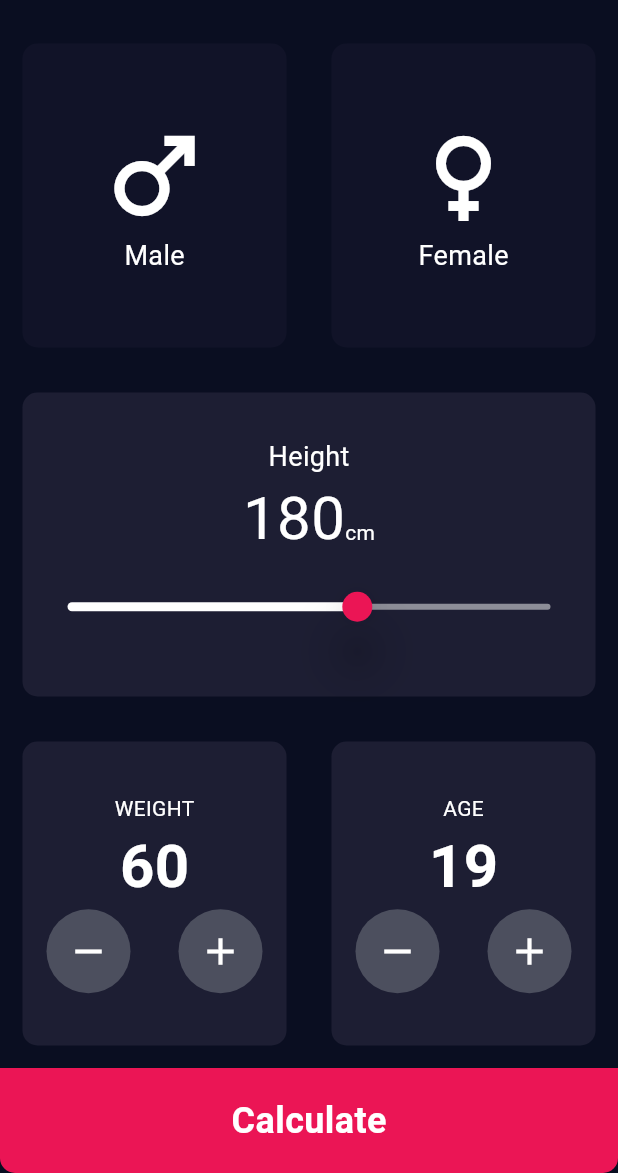
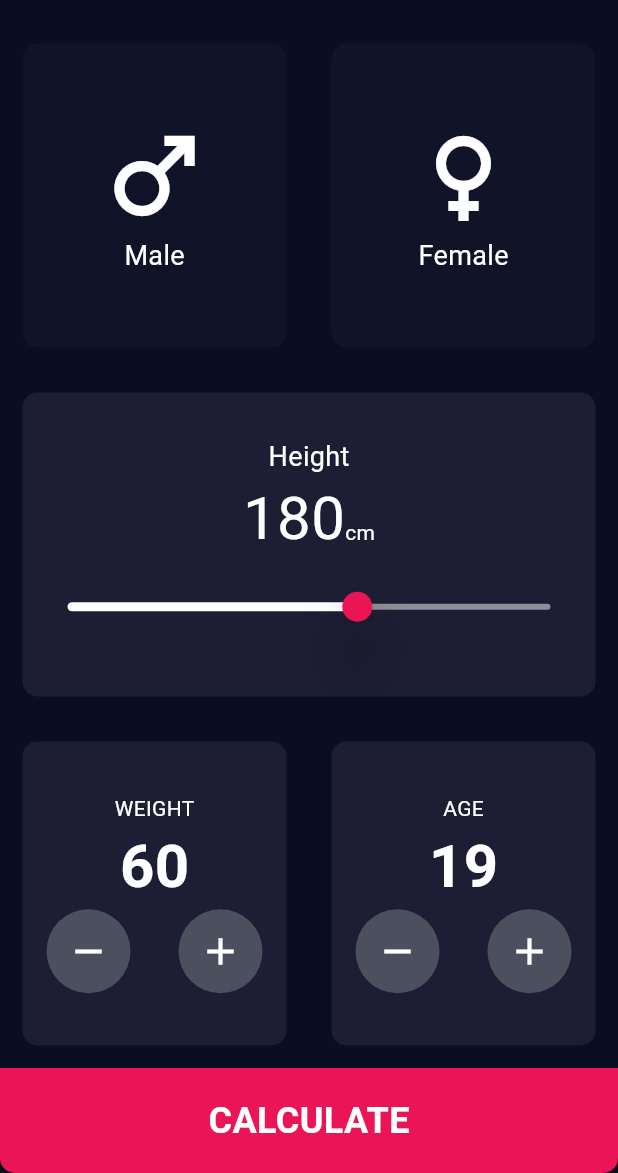
Before and after one commit to Gul-Is-Here/BMI-Calculator, a Flutter app: the screen it shows after launch, on a phone screen of 412 x 824 dp, the part 63-1236 px from its top. Run offline on Flutter 3.47's test engine with Material 3 defaults, Android fonts, the phone set to English and light mode, and no system bars.

Commit message:
'BMI CALCULATOR PROJECT IS COMPLETE'

```diff
--- /dev/null
+++ b/lib/components/bottom_button_widget.dart
@@ -0,0 +1,37 @@
+import 'package:bmi_calculator/constants/constant.dart';
+import 'package:flutter/material.dart';
+
+class BottomButtonWidget extends StatefulWidget {
+  const BottomButtonWidget(
+      {super.key, required this.onTap, required this.title});
+  final void Function() onTap;
+  final String title;
+
+  @override
+  State<BottomButtonWidget> createState() => _BottomButtonWidget();
+}
+
+class _BottomButtonWidget extends State<BottomButtonWidget> {
+  @override
+  Widget build(BuildContext context) {
+    return GestureDetector(
+      onTap: widget.onTap,
+      child: Container(
+        alignment: Alignment.center,
+        width: double.infinity,
+        height: kBottomContainerHeight,
+        decoration: const BoxDecoration(
+          borderRadius: BorderRadius.only(
+            bottomLeft: Radius.circular(10),
+            bottomRight: Radius.circular(10),
+          ),
+          color: kBottomContainerColor,
+        ),
+        child: Text(
+          widget.title,
+          style: const TextStyle(fontSize: 24, fontWeight: FontWeight.bold),
+        ),
+      ),
+    );
+  }
+}
--- a/lib/screens/home_screen.dart
+++ b/lib/screens/home_screen.dart
@@ -1,9 +1,10 @@
+import 'package:bmi_calculator/calculator_brain.dart';
 import 'package:bmi_calculator/screens/result_screen.dart';
-import 'package:bmi_calculator/widget/bottom_container_widget.dart';
-import 'package:bmi_calculator/widget/bottom_button_widget.dart';
+import 'package:bmi_calculator/components/bottom_container_widget.dart';
+import 'package:bmi_calculator/components/bottom_button_widget.dart';
 import 'package:bmi_calculator/constants/constant.dart';
-import 'package:bmi_calculator/widget/container_widget.dart';
-import 'package:bmi_calculator/widget/resuableslider_widget.dart';
+import 'package:bmi_calculator/components/container_widget.dart';
+import 'package:bmi_calculator/components/resuableslider_widget.dart';
 import 'package:flutter/material.dart';
 
 enum Gender { male, female }
@@ -18,17 +19,17 @@ class InputPage extends StatefulWidget {
 class _InputPageState extends State<InputPage> {
   Gender? selectedGender;
   int height = 180;
-  int wight = 60;
+  int weight = 60;
   int age = 19;
-  void increaseWight() {
+  void increaseweight() {
     setState(() {
-      wight = wight + 1;
+      weight = weight + 1;
     });
   }
 
-  void reduceWight() {
+  void reduceweight() {
     setState(() {
-      wight = wight - 1;
+      weight = weight - 1;
     });
   }
 
@@ -94,11 +95,11 @@ class _InputPageState extends State<InputPage> {
               child: Row(
                 children: [
                   BottomContainerWidget(
-                    number: wight,
+                    number: weight,
                     text: 'WEIGHT',
-                    onTap2: reduceWight,
+                    onTap2: reduceweight,
                     rIcon: Icons.remove,
-                    onTap: increaseWight,
+                    onTap: increaseweight,
                     pIcon: Icons.add,
                   ),
                   BottomContainerWidget(
@@ -112,33 +113,24 @@ class _InputPageState extends State<InputPage> {
                 ],
               ),
             ),
-            GestureDetector(
+            BottomButtonWidget(
                 onTap: () {
+                  CalculatorBrain myBrainCalculator =
+                      CalculatorBrain(height: height, weight: weight);
+
                   Navigator.of(context).push(
                     MaterialPageRoute(
                       builder: (context) {
-                      return ResultScreen();
+                        return ResultScreen(
+                          bmiResult: myBrainCalculator.calculateBMI(),
+                          resultText: myBrainCalculator.getResult(),
+                          interpretation: myBrainCalculator.getInterpretation(),
+                        );
                       },
                     ),
                   );
                 },
-              child: Container(
-                alignment: Alignment.center,
-                width: double.infinity,
-                height: kBottomContainerHeight,
-                decoration: const BoxDecoration(
-                  borderRadius: BorderRadius.only(
-                    bottomLeft: Radius.circular(10),
-                    bottomRight: Radius.circular(10),
-                  ),
-                  color: kBottomContainerColor,
-                ),
-                child: const Text(
-                  'Calculate',
-                  style: TextStyle(fontSize: 24, fontWeight: FontWeight.bold),
-                ),
-              ),
-            )
+                title: 'CALCULATE')
           ],
         ));
   }
```
Also changed, not shown: lib/calculator_brain.dart (added, +34 -0 lines), lib/screens/result_screen.dart (+60 -4 lines), lib/widget/bottom_button_widget.dart (deleted, +0 -17 lines), lib/components/bottom_container_widget.dart (renamed from lib/widget/bottom_container_widget.dart), lib/components/container_widget.dart (renamed from lib/widget/container_widget.dart), lib/components/resuableslider_widget.dart (renamed from lib/widget/resuableslider_widget.dart). Lines whose indentation alone changed are shown as unchanged.
